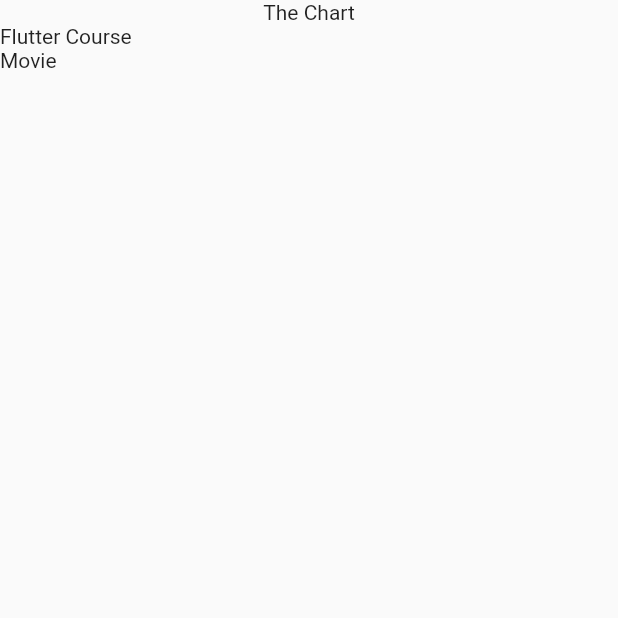
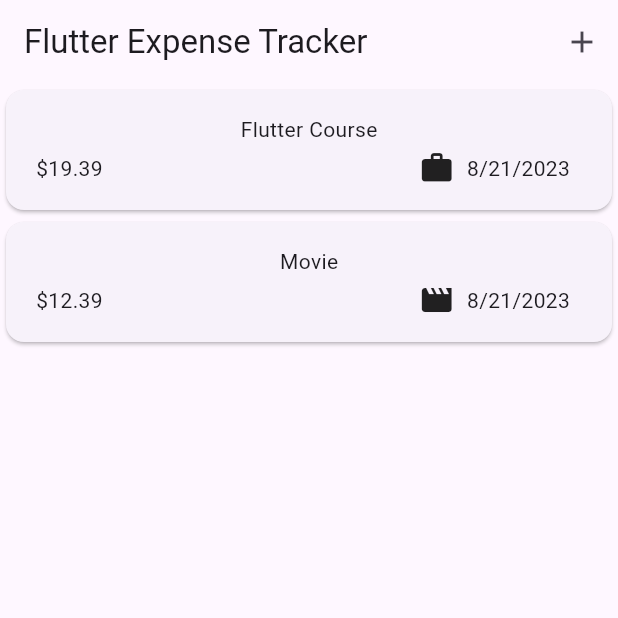
Before and after one commit to liba6/flutter_expense_tracker, a Flutter app: the screen it shows after launch, on a phone screen of 412 x 824 dp, the top half of it. Run offline on Flutter 3.47's test engine with Material 2 defaults, Android fonts, the phone set to English and light mode, and no system bars.

Commit message:
feat(widgets):Add new expense overlay

```diff
--- a/lib/expenses.dart
+++ b/lib/expenses.dart
@@ -1,6 +1,7 @@
 import 'package:flutter/material.dart';
 import 'package:flutter_expense_tracker/widgets/expenses_list/expenses_list.dart';
 import 'package:flutter_expense_tracker/models/expense.dart';
+import 'package:flutter_expense_tracker/widgets/expenses_list/new_expense.dart';
 
 class Expenses extends StatefulWidget {
   const Expenses({super.key});
@@ -22,15 +23,31 @@ class _ExpensesState extends State<Expenses> {
       title: 'Movie',
       amount: 12.39,
       date: DateTime.now(),
-        category: Category.leisure)
+      category: Category.leisure,
+    )
   ];
+
+  void _openAddExpenseOverlay() {
+    showModalBottomSheet(
+      context: context,
+      builder: (ctx) => const NewExpense(),
+    );
+  }
 
   @override
   Widget build(context) {
     return Scaffold(
+        appBar: AppBar(
+          title: const Text('Flutter Expense Tracker'),
+          actions: [
+            IconButton(
+              onPressed: _openAddExpenseOverlay,
+              icon: const Icon(Icons.add),
+            ),
+          ],
+        ),
         body: Column(
           children: [
-        const Text('The Chart'),
             Expanded(
               child: ExpensesList(registeredExpenses: _registeredExpenses),
             )
--- a/lib/main.dart
+++ b/lib/main.dart
@@ -3,8 +3,9 @@ import 'package:flutter_expense_tracker/expenses.dart';
 
 void main() {
   runApp(
-    const MaterialApp(
-      home: Expenses(),
+    MaterialApp(
+      theme: ThemeData(useMaterial3: true),
+      home: const Expenses(),
     ),
   );
 }
--- a/lib/models/expense.dart
+++ b/lib/models/expense.dart
@@ -1,8 +1,19 @@
+import 'package:flutter/material.dart';
 import 'package:uuid/uuid.dart';
+import 'package:intl/intl.dart';
+
+final formatter = DateFormat.yMd();
 
 const uuid = Uuid();
 
 enum Category { food, travel, leisure, work }
+
+const categoryIcons = {
+  Category.food: Icons.lunch_dining,
+  Category.travel: Icons.flight_takeoff,
+  Category.leisure: Icons.movie,
+  Category.work: Icons.work,
+};
 
 class Expense {
   Expense({
@@ -17,4 +28,8 @@ class Expense {
   final double amount;
   final DateTime date;
   final Category category;
+
+  String get formattedDate {
+    return formatter.format(date);
+  }
 }
--- a/lib/widgets/expenses_list/expense_item.dart
+++ b/lib/widgets/expenses_list/expense_item.dart
@@ -1,10 +1,44 @@
 import 'package:flutter/material.dart';
+import 'package:flutter_expense_tracker/models/expense.dart';
+import 'package:flutter_expense_tracker/expenses.dart';
 
 class ExpenseItem extends StatelessWidget {
-  const ExpenseItem ({super.key});
+  const ExpenseItem(this.registeredExpenses, {super.key});
+
+  final Expense registeredExpenses;
+
   @override
   Widget build(BuildContext context) {
-    return
-
+    return Card(
+      child: Padding(
+          padding: const EdgeInsets.symmetric(
+            horizontal: 20,
+            vertical: 16,
+          ),
+          child: Column(
+            children: [
+              Text(registeredExpenses.title),
+              const SizedBox(height: 4),
+              Row(
+                children: [
+                  Text('\$${registeredExpenses.amount.toStringAsFixed(2)}'),
+                  const Spacer(),
+                  Row(
+                    children: [
+                      Icon(
+                        categoryIcons[registeredExpenses.category],
+                      ),
+                      const SizedBox(width: 8),
+                      Text(
+                        registeredExpenses.formattedDate,
+                      ),
+                      const SizedBox(width: 8),
+                    ],
+                  )
+                ],
+              )
+            ],
+          )),
+    );
   }
 }
--- a/lib/widgets/expenses_list/expenses_list.dart
+++ b/lib/widgets/expenses_list/expenses_list.dart
@@ -1,5 +1,6 @@
 import 'package:flutter/material.dart';
 import 'package:flutter_expense_tracker/models/expense.dart';
+import 'package:flutter_expense_tracker/widgets/expenses_list/expense_item.dart';
 
 class ExpensesList extends StatelessWidget {
   const ExpensesList({super.key, required this.registeredExpenses});
@@ -10,7 +11,7 @@ class ExpensesList extends StatelessWidget {
   Widget build(BuildContext context) {
     return ListView.builder(
       itemCount: registeredExpenses.length,
-      itemBuilder: (context, index) => Text(registeredExpenses[index].title),
+      itemBuilder: (context, index) => ExpenseItem(registeredExpenses[index]),
     );
   }
 }
--- a/pubspec.yaml
+++ b/pubspec.yaml
@@ -36,6 +36,7 @@ dependencies:
   # Use with the CupertinoIcons class for iOS style icons.
   cupertino_icons: ^1.0.2
   uuid: ^3.0.7
+  intl: ^0.18.1
 
 dev_dependencies:
   flutter_test:
```
Also changed, not shown: lib/widgets/expenses_list/new_expense.dart (added, +59 -0 lines), pubspec.lock. Lines whose indentation alone changed are shown as unchanged.
